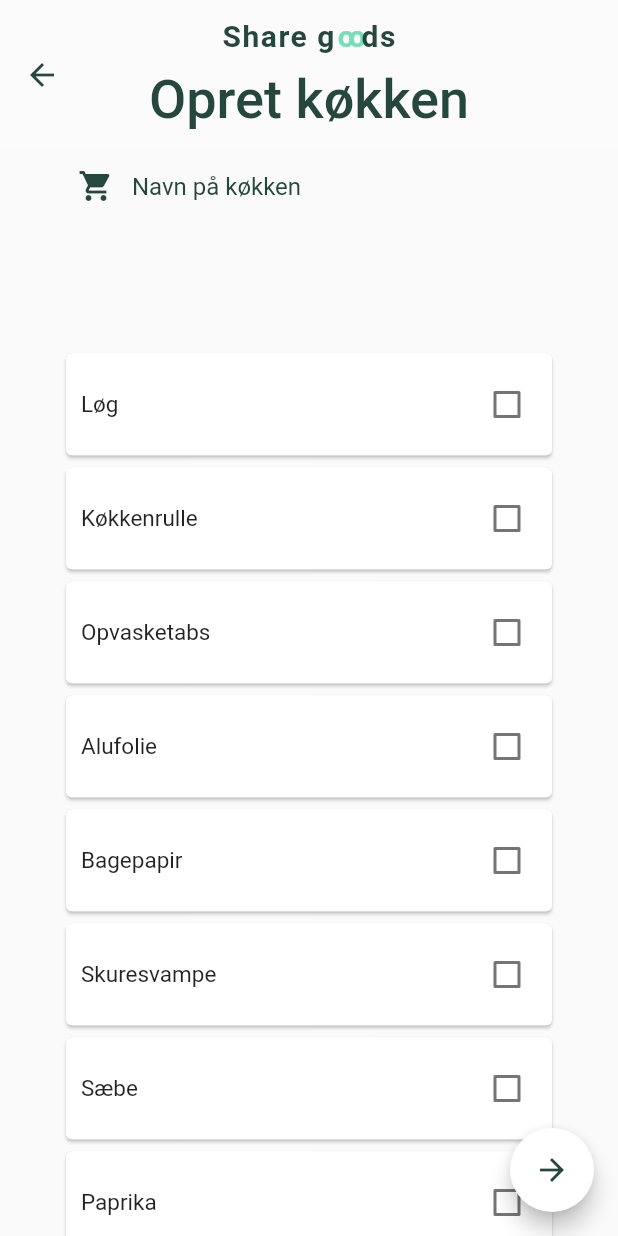
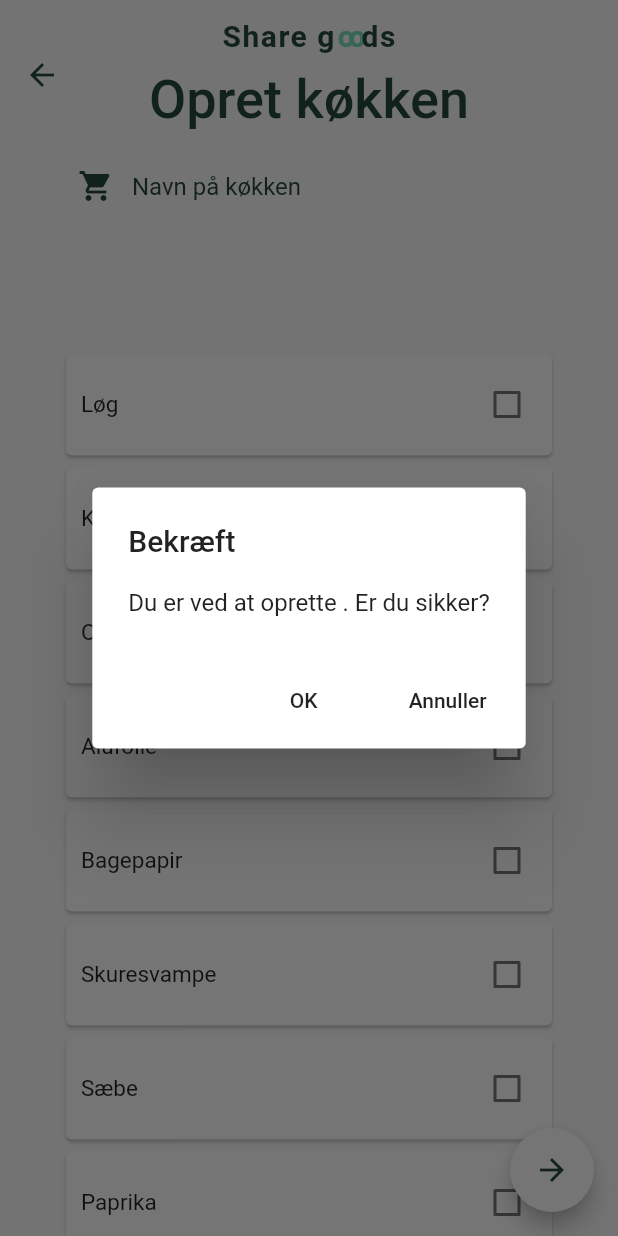
Before and after one commit to patricklopdrup/Share-goods, a Flutter app: the CreateKitchen screen opened directly, after a tap on the "arrow forward" icon, on a phone screen of 412 x 824 dp. Run offline on Flutter 3.47's test engine with Material 2 defaults, Android fonts, the phone set to English and light mode, and no system bars; our stand-ins replace cloud_firestore, firebase_auth, firebase_core, firebase_crashlytics, flutter_conditional_rendering; accounts and stored records are empty; Roboto replaces fonts that are missing (OpenSans).

Commit message:
Created kitchen model. Created confirmation dialog when creating a new kitchen. Making kitchen data ready to be stored in db.

```diff
--- /dev/null
+++ b/share_goods/lib/models/kitchen.dart
@@ -0,0 +1,8 @@
+import 'user.dart';
+class Kitchen {
+  String name;
+  List<String> items;
+  LocalUser admin;
+
+  Kitchen(this.name, this.items, this.admin);
+}
--- a/share_goods/lib/pages_bottomnav/createKitchen_page.dart
+++ b/share_goods/lib/pages_bottomnav/createKitchen_page.dart
@@ -1,7 +1,9 @@
 import 'package:flutter/material.dart';
 import 'package:share_goods/data/testData.dart';
+import 'package:share_goods/models/kitchen.dart';
 import 'package:share_goods/myAppBar.dart';
 import 'package:share_goods/myColors.dart';
+import 'package:share_goods/pages_bottomnav/choose_kitchen_page.dart';
 
 class CreateKitchen extends StatefulWidget {
   final GlobalKey<_CreateKitchenState> key = new GlobalKey();
@@ -10,6 +12,35 @@ class CreateKitchen extends StatefulWidget {
 }
 
 class _CreateKitchenState extends State<CreateKitchen> {
+
+  Future<Kitchen> createConfirmDialog(BuildContext context){
+
+    return showDialog(context: context, barrierDismissible: false, builder: (context) {
+      return AlertDialog(
+        title: Text('Bekræft'),
+        content: Text('Du er ved at oprette ${myController.text.toString()}. Er du sikker?'),
+        actions: [
+          MaterialButton(
+            elevation: 5.0,
+            child: Text('OK'),
+            onPressed: () {
+              Kitchen myKitchen = Kitchen(navn, null, null);
+              Navigator.of(context).pop(myKitchen);
+
+             // Navigator.of(context).push(MaterialPageRoute(builder: (context) => ChooseKitchen()));
+            },
+          ),
+          MaterialButton(
+            elevation: 5.0,
+            child: Text('Annuller'),
+            onPressed: (){
+              Navigator.of(context).pop();
+            }),
+        ],
+      );
+    });
+  }
+
   String navn = "";
   TextEditingController myController = TextEditingController();
 
@@ -48,14 +79,19 @@ class _CreateKitchenState extends State<CreateKitchen> {
           child: Icon(Icons.arrow_forward, color: myDarkGreen,),
           onPressed: () {
             setState(() {
-              navn = myController.text;
-              print(navn);
+              createConfirmDialog(context).then((kitchen) {
+                // Routes to ChooseKitchen while removing the underlying stack so the back-button doesn't appear.   https://stackoverflow.com/questions/45889341/flutter-remove-all-routes
+                Navigator.of(context).pushAndRemoveUntil(MaterialPageRoute(builder: (context) => ChooseKitchen()), (Route<dynamic> route) => route is ChooseKitchen);
+
+                // TODO: Gem køkken i database
+              });
             });
           },
         ),
       );
   }
 }
+
 
 class CreateKitchenList extends StatefulWidget {
   @override
```
